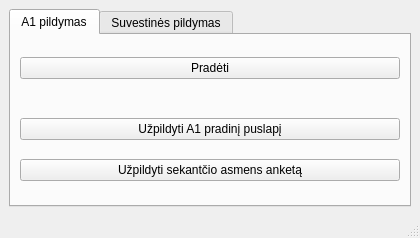
The window that autodocs/autoUI/MainView.ui (MantasReika/automateDocs) describes before a commit, drawn with Qt 5.
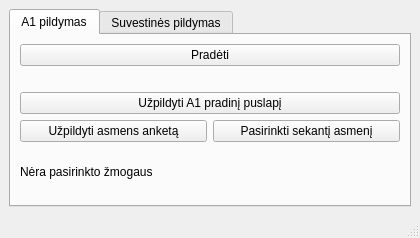
The same window after the commit.

Commit message: trunk separate button to select next customer; display status about currently selected person in informational message

The edit to the form file:
```diff
--- a/autodocs/autoUI/MainView.ui
+++ b/autodocs/autoUI/MainView.ui
@@ -73,12 +73,33 @@
            </widget>
           </item>
           <item>
-           <widget class="QPushButton" name="FillNextPersonForm_button">
-            <property name="toolTip">
-             <string>Pridėkite naują anketą o tada paspauskite kad jį būtų užpildyta su sekančio asmens informacija</string>
-            </property>
+           <layout class="QHBoxLayout" name="horizontalLayout_3">
+            <item>
+             <widget class="QPushButton" name="FillPersonForm_button">
+              <property name="toolTip">
+               <string>Pridėkite naują anketą o tada paspauskite kad jį būtų užpildyta su sekančio asmens informacija</string>
+              </property>
+              <property name="text">
+               <string>Užpildyti asmens anketą</string>
+              </property>
+             </widget>
+            </item>
+            <item>
+             <widget class="QPushButton" name="SkipNextPersonForm_button">
+              <property name="toolTip">
+               <string>Pasirinkti sekantį asmenį iš sąrašo</string>
+              </property>
+              <property name="text">
+               <string>Pasirinkti sekantį asmenį</string>
+              </property>
+             </widget>
+            </item>
+           </layout>
+          </item>
+          <item>
+           <widget class="QLabel" name="A1nextPersonStatus_label">
             <property name="text">
-             <string>Užpildyti sekantčio asmens anketą</string>
+             <string>Nėra pasirinkto žmogaus</string>
             </property>
            </widget>
           </item>
```
Left out of the diff: 1 changed line with no effect on the pictures. The commit also changes 4 other files.
